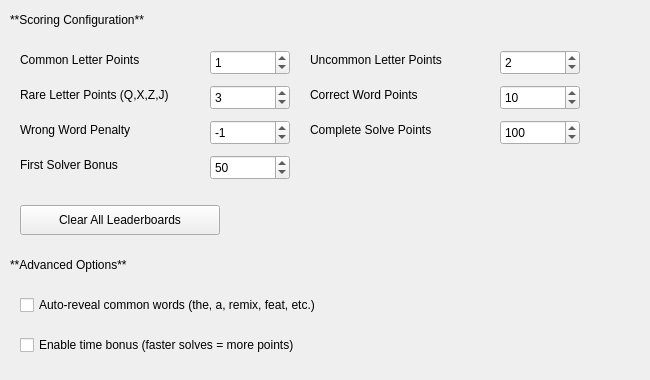
Qt form nowplaying/resources/guessgame_2_advanced_ui.ui (whatsnowplaying/whats-now-playing) before a commit.
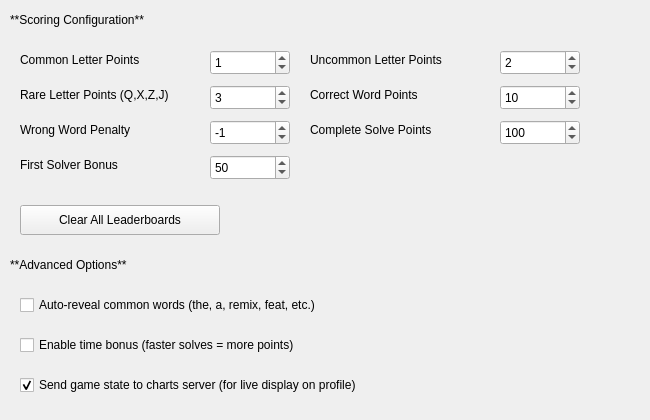
The same form after that commit.

Commit message: Publish guessgame to charts server (#1429)

Patch:
```diff
--- a/nowplaying/resources/guessgame_2_advanced_ui.ui
+++ b/nowplaying/resources/guessgame_2_advanced_ui.ui
@@ -7,7 +7,7 @@
     <x>0</x>
     <y>0</y>
     <width>650</width>
-    <height>380</height>
+    <height>420</height>
    </rect>
   </property>
   <property name="windowTitle">
@@ -334,6 +334,23 @@
    </property>
   </widget>
 
+  <widget class="QCheckBox" name="send_to_server_checkbox">
+   <property name="geometry">
+    <rect>
+     <x>20</x>
+     <y>370</y>
+     <width>620</width>
+     <height>30</height>
+    </rect>
+   </property>
+   <property name="text">
+    <string>Send game state to charts server (for live display on profile)</string>
+   </property>
+   <property name="checked">
+    <bool>true</bool>
+   </property>
+  </widget>
+
  </widget>
  <resources/>
  <connections/>
```
The commit also changes 9 other files.
